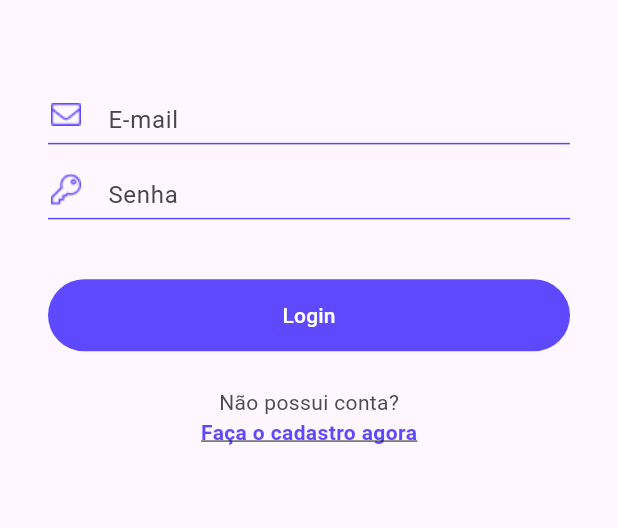
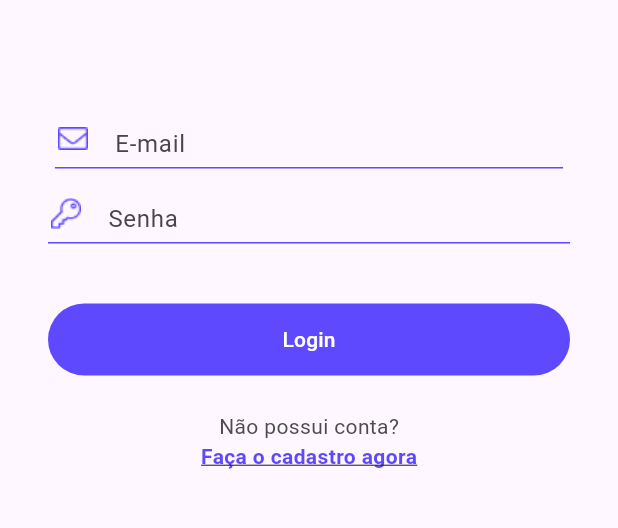
Before and after one commit to Lorena-Mattos/xmachina, a Flutter app: the screen it shows after launch, on a phone screen of 412 x 824 dp, the part 372-900 px from its top. Run offline on Flutter 3.47's test engine with Material 2 defaults, Android fonts, the phone set to English and light mode, and no system bars; our stand-ins replace flutter_dotenv.

Commit message:
Refactor loginview.dart for better padding and positioning

```diff
--- a/lib/View/loginview.dart
+++ b/lib/View/loginview.dart
@@ -31,10 +31,13 @@ class _LoginViewState extends State<LoginView> {
               convertHeight(133, size.height), right: 0),
               child: Image.asset("assets/images/logo.png")
           ),
-             const Padding(
-            padding: EdgeInsets.only(bottom: 0, left: 32, top: 56, right: 32),
+             Padding(
+            padding: EdgeInsets.only(bottom: 0,
+            left: convertWidth(32, size.width),
+            top: convertHeight(56, size.height),
+            right: convertWidth(32, size.width)),
           child:
-            CustomTextField(
+            const CustomTextField(
               textHint: 'E-mail',
               iconPath: 'assets/icons/envelope.png',
             ), // Added closing parenthesis here
```
